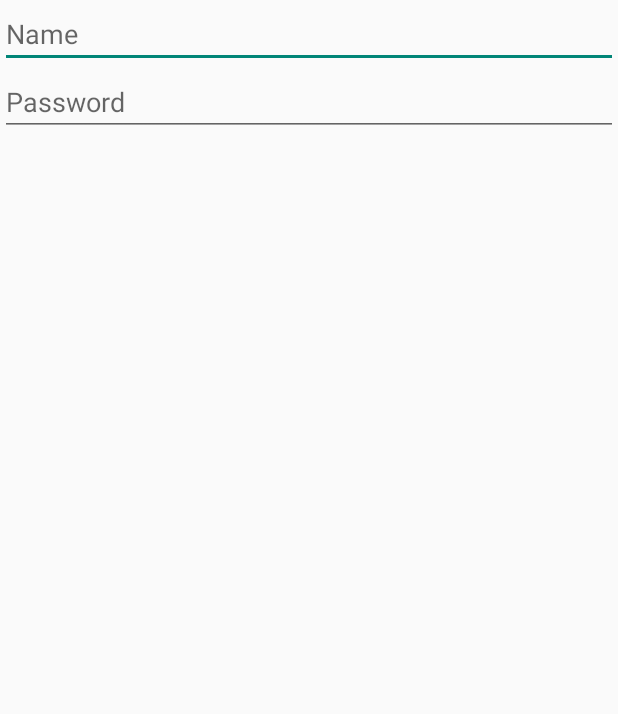
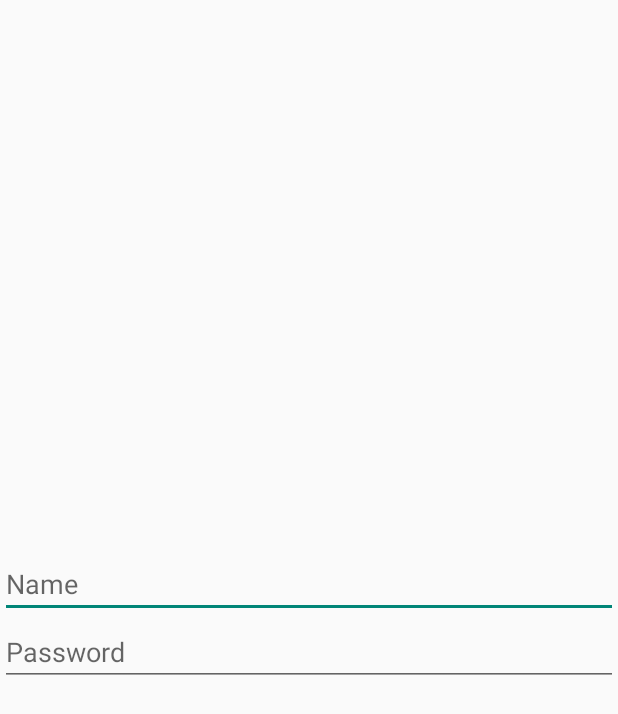
Before and after one commit to hamtz/bengkel_las, an Android app: the layout activity_login.xml on its own in the app's theme, with its tools: preview values and no code run, on a phone screen of 412 x 824 dp. Shown: the top 714 px of the screen. Run offline under Robolectric (Android 15) with nearby library versions, the light colour scheme and no system bars.

Commit message:
dev for login

```diff
--- a/app/src/main/res/layout/activity_login.xml
+++ b/app/src/main/res/layout/activity_login.xml
@@ -9,7 +9,8 @@
     <LinearLayout
         android:layout_width="match_parent"
         android:layout_height="match_parent"
-        android:orientation="vertical">
+        android:orientation="vertical"
+        android:gravity="center">
 
         <EditText
             android:id="@+id/editTextTextPersonName"
```
